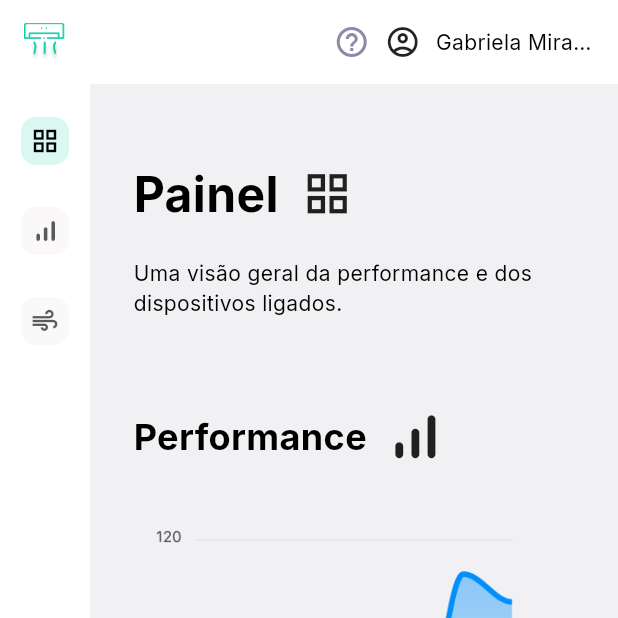
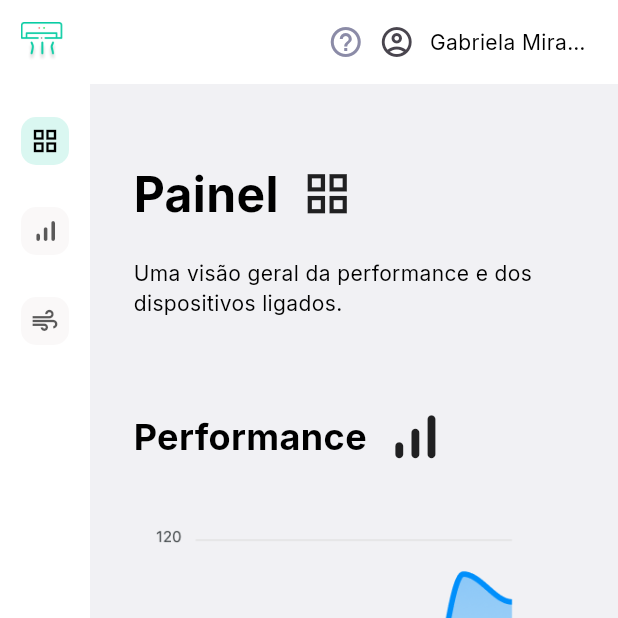
Before and after one commit to EduardoOPR/airflow-app, a Flutter app: the screen it shows after launch, on a phone screen of 412 x 824 dp, the top half of it. Run offline on Flutter 3.47's test engine with Material 2 defaults, Android fonts, the phone set to English and light mode, and no system bars; our stand-ins replace device_preview, firebase_auth, firebase_core, google_fonts, google_sign_in; missing offline and left inert: dart:ffi; accounts and stored records are empty.

Commit message:
AppBar wdiget

```diff
--- a/lib/main.dart
+++ b/lib/main.dart
@@ -4,10 +4,15 @@ import 'package:flutter/material.dart';
 import 'package:airflow/views/screens/DashBoard_Screen.dart';
 import 'package:airflow/views/screens/home_page.dart';
 import 'package:airflow/views/screens/SplashScreen.dart';
+import 'package:device_preview/device_preview.dart';
 
 void main() {
   //await Firebase.initializeApp(options: DefaultFirebaseOptions.currentPlataform,);
-  runApp(const MyApp());
+  runApp(DevicePreview(
+    enabled: false,
+    builder: (context) => const MyApp(),
+  ));
+  //runApp(const MyApp());
 }
 
 class MyApp extends StatelessWidget {
--- a/lib/views/screens/DashBoard_Screen.dart
+++ b/lib/views/screens/DashBoard_Screen.dart
@@ -1,9 +1,11 @@
 //http://167.172.130.199/dashboard/wind
+//https://pub.dev/packages/syncfusion_flutter_charts
 
 import 'dart:ffi';
 
 import 'package:airflow/themes/my_themes.dart';
 import 'package:airflow/views/widgets/AirCard.dart';
+import 'package:airflow/views/widgets/CustomAppbar.dart';
 import 'package:flutter/material.dart';
 import 'package:airflow/views/widgets/RailNavigation.dart';
 import 'package:airflow/views/widgets/TemperatureButton.dart';
@@ -25,45 +27,11 @@ class _DashBoard_ScreenState extends State<DashBoard_Screen> {
   @override
   Widget build(BuildContext context) {
     return Scaffold(
-      backgroundColor: Color(0xFFF1F1F4),
+      backgroundColor: const Color(0xFFF1F1F4),
+      appBar: const CustomAppbar(),
+      //drawer: PanelDrawer(),
       body: Column(
         children: [
-          SafeArea(
-            child: Container(
-              padding: EdgeInsets.only(left: 16, right: 16),
-              color: Colors.white,
-              width: double.infinity,
-              height: 56,
-              child: Row(
-                mainAxisAlignment: MainAxisAlignment.spaceBetween,
-                children: [
-                  Image.asset(
-                    'assets/images/arIcon.png',
-                    height: 26,
-                  ),
-                  Wrap(
-                    crossAxisAlignment: WrapCrossAlignment.center,
-                    spacing: 10,
-                    children: [
-                      const Icon(
-                        Icons.help_outline,
-                        color: Color(0xFF8B8BA7),
-                      ),
-                      const Icon(Icons.account_circle_outlined),
-                      SizedBox(
-                          width: MediaQuery.of(context).size.width * 0.256,
-                          child: Text(
-                            'Gabriela Miranda',
-                            style: MyThemes.inter400(
-                                fontSize: 14, textColor: Colors.black),
-                            overflow: TextOverflow.ellipsis,
-                          ))
-                    ],
-                  ),
-                ],
-              ),
-            ),
-          ),
           Expanded(
             child: Row(
               children: [
--- /dev/null
+++ b/lib/views/widgets/CustomAppbar.dart
@@ -0,0 +1,50 @@
+import 'package:airflow/themes/my_themes.dart';
+import 'package:flutter/material.dart';
+
+class CustomAppbar extends StatelessWidget implements PreferredSizeWidget {
+  const CustomAppbar({super.key});
+
+  @override
+  Size get preferredSize {
+    return const Size.fromHeight(kToolbarHeight);
+  }
+
+  @override
+  Widget build(BuildContext context) {
+    return AppBar(
+        scrolledUnderElevation:
+            0, //impede que a cor da app bar mude quando é feito um scroll up da tela
+        backgroundColor: Colors.white,
+        leading: Transform.scale(
+            scale: 0.7,
+            child: IconButton(
+                splashColor: Colors.transparent,
+                highlightColor: Colors.transparent,
+                onPressed: () {},
+                icon: Image.asset('assets/images/arIcon.png'))),
+        actions: [
+          Wrap(
+            crossAxisAlignment: WrapCrossAlignment.center,
+            spacing: 10,
+            children: [
+              const Icon(
+                Icons.help_outline,
+                color: Color(0xFF8B8BA7),
+              ),
+              const Icon(Icons.account_circle_outlined),
+              SizedBox(
+                  width: MediaQuery.of(context).size.width * 0.256,
+                  child: Text(
+                    'Gabriela Miranda',
+                    style: MyThemes.inter400(
+                        fontSize: 14, textColor: Colors.black),
+                    overflow: TextOverflow.ellipsis,
+                  )),
+              SizedBox(
+                width: 10,
+              )
+            ],
+          ),
+        ]);
+  }
+}
--- a/lib/views/widgets/RailNavigation.dart
+++ b/lib/views/widgets/RailNavigation.dart
@@ -26,7 +26,6 @@ class _RailNavigationState extends State<RailNavigation> {
 
   @override
   void initState() {
-    // TODO: implement initState
     _selectedIndex = widget.selectedIndex;
     super.initState();
   }
@@ -83,7 +82,7 @@ class _RailNavigationState extends State<RailNavigation> {
               width: 32,
               height: 32,
               decoration: BoxDecoration(
-                  color: Color(0xFFFAF8F8),
+                  color: const Color(0xFFFAF8F8),
                   borderRadius: BorderRadius.circular(10)),
               child: const Icon(
                 Icons.grid_view,
@@ -93,21 +92,21 @@ class _RailNavigationState extends State<RailNavigation> {
               width: 32,
               height: 32,
               decoration: BoxDecoration(
-                  color: Color(0xFFDAF7F1),
+                  color: const Color(0xFFDAF7F1),
                   borderRadius: BorderRadius.circular(10)),
               child: const Icon(
                 Icons.grid_view,
                 size: 20,
                 color: Colors.black,
               )),
-          label: Text(""),
+          label: const Text(""),
         ),
         NavigationRailDestination(
           icon: Container(
               width: 32,
               height: 32,
               decoration: BoxDecoration(
-                  color: Color(0xFFFAF8F8),
+                  color: const Color(0xFFFAF8F8),
                   borderRadius: BorderRadius.circular(10)),
               child: const Icon(
                 Icons.signal_cellular_alt_rounded,
@@ -117,21 +116,21 @@ class _RailNavigationState extends State<RailNavigation> {
               width: 32,
               height: 32,
               decoration: BoxDecoration(
-                  color: Color(0xFFDAF7F1),
+                  color: const Color(0xFFDAF7F1),
                   borderRadius: BorderRadius.circular(10)),
               child: const Icon(
                 Icons.signal_cellular_alt_rounded,
                 size: 20,
                 color: Colors.black,
               )),
-          label: Text(""),
+          label: const Text(""),
         ),
         NavigationRailDestination(
           icon: Container(
               width: 32,
               height: 32,
               decoration: BoxDecoration(
-                  color: Color(0xFFFAF8F8),
+                  color: const Color(0xFFFAF8F8),
                   borderRadius: BorderRadius.circular(10)),
               child: const Icon(
                 Icons.air,
@@ -141,14 +140,14 @@ class _RailNavigationState extends State<RailNavigation> {
               width: 32,
               height: 32,
               decoration: BoxDecoration(
-                  color: Color(0xFFDAF7F1),
+                  color: const Color(0xFFDAF7F1),
                   borderRadius: BorderRadius.circular(10)),
               child: const Icon(
                 Icons.air,
                 size: 20,
                 color: Colors.black,
               )),
-          label: Text(""),
+          label: const Text(""),
         ),
         NavigationRailDestination(
             padding:
@@ -159,7 +158,7 @@ class _RailNavigationState extends State<RailNavigation> {
             ),
             indicatorColor: Colors.transparent,
             disabled: true,
-            label: Text("")),
+            label: const Text("")),
         NavigationRailDestination(
           icon: Container(
               width: 32,
@@ -175,14 +174,14 @@ class _RailNavigationState extends State<RailNavigation> {
               width: 32,
               height: 32,
               decoration: BoxDecoration(
-                  color: Color(0xFFDAF7F1),
+                  color: const Color(0xFFDAF7F1),
                   borderRadius: BorderRadius.circular(10)),
               child: const Icon(
                 Icons.logout,
                 size: 20,
                 color: Colors.black,
               )),
-          label: Text(""),
+          label: const Text(""),
         ),
       ],
     );
--- a/pubspec.yaml
+++ b/pubspec.yaml
@@ -38,6 +38,7 @@ dependencies:
   firebase_core: ^2.22.0
   firebase_auth: ^4.14.0
   google_sign_in: ^6.1.6
+  device_preview: ^1.1.0
 
 dev_dependencies:
   flutter_test:
```
Also changed, not shown: pubspec.lock.
